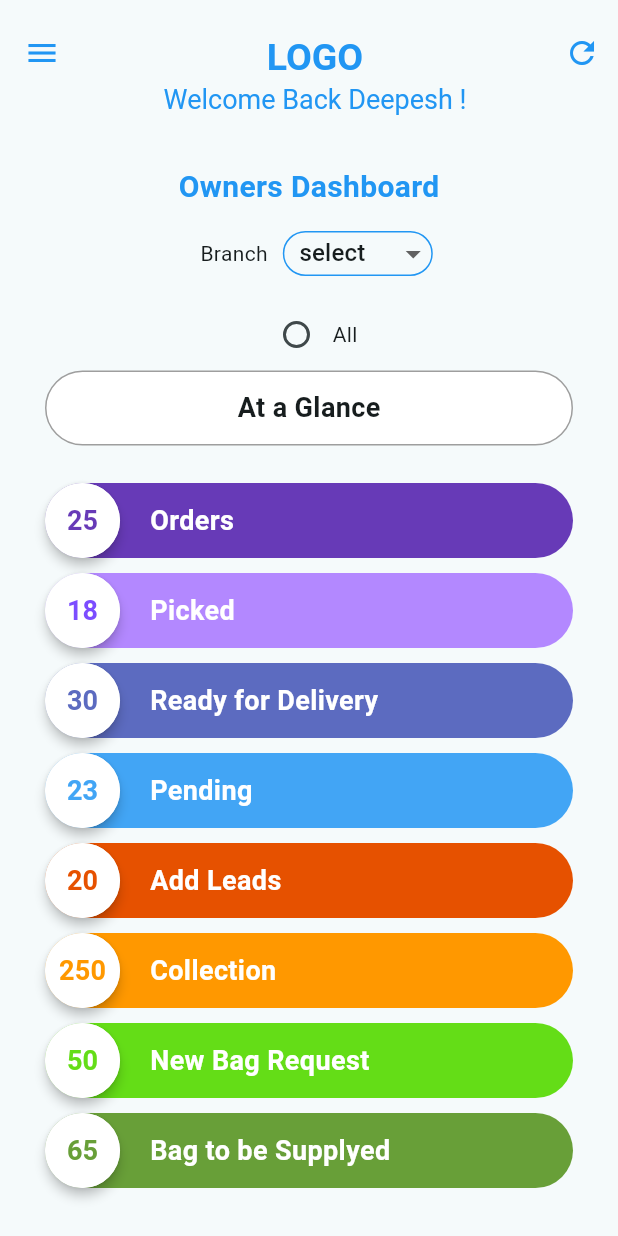
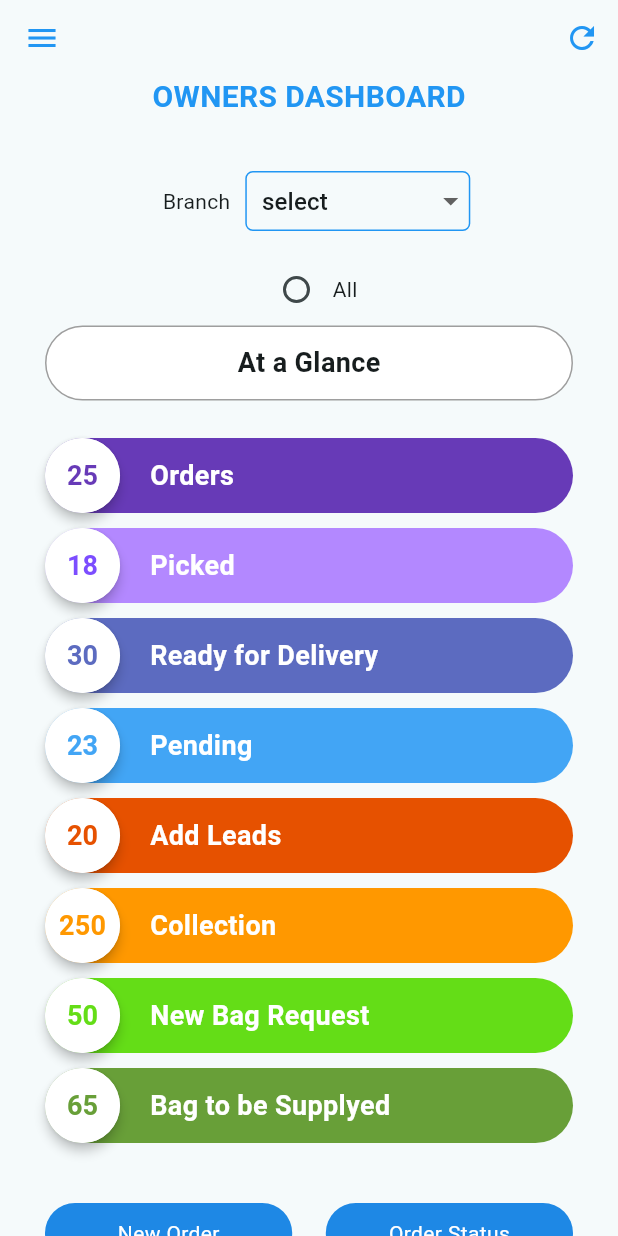
Before and after one commit to abhisheksr227/integrate3_screen, a Flutter app: the Dashboard screen opened directly, on a phone screen of 412 x 824 dp. Run offline on Flutter 3.47's test engine with Material 2 defaults, Android fonts, the phone set to English and light mode, and no system bars; our stand-ins replace charts_flutter, dots_indicator, fl_chart, google_maps_flutter, pie_chart; missing offline and left inert: another_stepper.

Commit message:
git commit -m "second commit"

```diff
--- a/lib/Owners/Dashboard/dashboard_85change.dart
+++ b/lib/Owners/Dashboard/dashboard_85change.dart
@@ -3,6 +3,7 @@ import 'dart:math';
 import 'package:fl_chart/fl_chart.dart';
 import 'package:flutter/cupertino.dart';
 import 'package:flutter/material.dart';
+import 'package:integrate_3screens/Customers/Customer_Home.dart';
 import 'package:integrate_3screens/Owners/Dashboard/pages2/21-06/Individual_items_116.dart';
 import 'package:integrate_3screens/Owners/Dashboard/pages2/21-06/Order_status_121.dart';
 import 'package:integrate_3screens/Owners/Dashboard/pages2/22-06/Pickup_pending_123.dart';
@@ -67,106 +68,106 @@ class _DashboardState extends State<Dashboard> {
     return Scaffold(
       drawer: NavigationDrawer(
         children: [
+          DrawerHeader(
+            child: CircleAvatar(
+              foregroundImage: AssetImage('Assets/Images/Laundry-Logo-Graphics-1-8-580x386.jpg'),
+            )
+          ),
           ListTile(
+            leading: Icon(CupertinoIcons.tray_arrow_up_fill,color: Colors.blue,size: 20,),
             onTap: () => Navigator.push(context, MaterialPageRoute(builder: (context) => PickUpPending(),)),
-            title: Text('Pickup pending',style: TextStyle(color: Colors.blue),),
+            title: Text('Pickup pending',style: TextStyle(color: Colors.blue,fontSize: 15),),
           ),
           ListTile(
+            leading: Icon(Icons.list,color: Colors.blue,size: 20,),
             onTap: () => Navigator.push(context, MaterialPageRoute(builder: (context) => IndividualItems(),)),
-            title: Text('Individual Items',style: TextStyle(color: Colors.blue),),
+            title: Text('Individual Items',style: TextStyle(color: Colors.blue,fontSize: 15),),
           ),
           ListTile(
+            leading: Icon(CupertinoIcons.location_solid,color: Colors.blue,size: 20,),
             onTap: () => Navigator.push(context, MaterialPageRoute(builder: (context) => OrdersMap(),)),
-            title: Text('Orders Map',style: TextStyle(color: Colors.blue),),
+            title: Text('Orders Map',style: TextStyle(color: Colors.blue,fontSize: 15),),
           ),
           ListTile(
+            leading: Icon(CupertinoIcons.create_solid,color: Colors.blue,size: 20,),
             onTap: () => Navigator.push(context, MaterialPageRoute(builder: (context) => CreateInvoice(),)),
-            title: Text('Create Invoice',style: TextStyle(color: Colors.blue),),
+            title: Text('Create Invoice',style: TextStyle(color: Colors.blue,fontSize: 15),),
           ),
           ListTile(
+            leading: Icon(Icons.man,color: Colors.blue,size: 20,),
             onTap: () => Navigator.push(context, MaterialPageRoute(builder: (context) => Assign(),)),
-            title: Text('Assign Staff',style: TextStyle(color: Colors.blue),),
+            title: Text('Assign Staff',style: TextStyle(color: Colors.blue,fontSize: 15),),
           ),
           ListTile(
+            leading: Icon(Icons.local_activity,color: Colors.blue,size: 20,),
             onTap: () => Navigator.push(context, MaterialPageRoute(builder: (context) => Activity(),)),
-            title: Text('Activity Monitor',style: TextStyle(color: Colors.blue),),
+            title: Text('Activity Monitor',style: TextStyle(color: Colors.blue,fontSize: 15),),
           ),
           ListTile(
+            leading: Icon(Icons.price_change,color: Colors.blue,size: 20,),
             onTap: () => Navigator.push(context, MaterialPageRoute(builder: (context) => PriceGroup(),)),
-            title: Text('Price Group',style: TextStyle(color: Colors.blue),),
+            title: Text('Price Group',style: TextStyle(color: Colors.blue,fontSize: 15),),
           ),
           ListTile(
+            leading: Icon(Icons.payment,color: Colors.blue,size: 20,),
             onTap: () => Navigator.push(context, MaterialPageRoute(builder: (context) => Payment(),)),
-            title: Text('Payment History',style: TextStyle(color: Colors.blue),),
+            title: Text('Payment History',style: TextStyle(color: Colors.blue,fontSize: 15),),
           ),
           ListTile(
+            leading: Icon(Icons.manage_accounts,color: Colors.blue,size: 20,),
             onTap: () => Navigator.push(context, MaterialPageRoute(builder: (context) => Management(),)),
-            title: Text('Client Management',style: TextStyle(color: Colors.blue),),
+            title: Text('Client Management',style: TextStyle(color: Colors.blue,fontSize: 15),),
           ),
           ListTile(
+            leading: Icon(CupertinoIcons.money_dollar,color: Colors.blue,size: 20,),
             onTap: () => Navigator.push(context, MaterialPageRoute(builder: (context) => Expense(),)),
-            title: Text('Expence Heads',style: TextStyle(color: Colors.blue),),
+            title: Text('Expence Heads',style: TextStyle(color: Colors.blue,fontSize: 15),),
           ),
           ListTile(
+            leading: Icon(Icons.request_page,color: Colors.blue,size: 20,),
             onTap: () => Navigator.push(context, MaterialPageRoute(builder: (context) => RevenueReport(),)),
-            title: Text('Revenue Report',style: TextStyle(color: Colors.blue),),
+            title: Text('Revenue Report',style: TextStyle(color: Colors.blue,fontSize: 15),),
           ),
           ListTile(
+            leading: Icon(Icons.pending,color: Colors.blue,size: 20,),
             onTap: () => Navigator.push(context, MaterialPageRoute(builder: (context) => DispatchPending(),)),
-            title: Text('Pending Dispatches',style: TextStyle(color: Colors.blue),),
+            title: Text('Pending Dispatches',style: TextStyle(color: Colors.blue,fontSize: 15),),
           ),
           ListTile(
+            leading: Icon(Icons.delivery_dining,color: Colors.blue,size: 20,),
             onTap: () => Navigator.push(context, MaterialPageRoute(builder: (context) => Delivered(),)),
-            title: Text('Delivered',style: TextStyle(color: Colors.blue),),
+            title: Text('Delivered',style: TextStyle(color: Colors.blue,fontSize: 15),),
           ),
             ],
       ),
         appBar: AppBar(
           leading: Builder(
             builder: (context) {
-              return Padding(
-                padding: const EdgeInsets.only(bottom: 30),
-                child: IconButton(
+              return IconButton(
                 onPressed: () {
                   Scaffold.of(context).openDrawer();
                 },
                 icon: const Icon(Icons.menu, color: Colors.blue),
-                ),
               );
             }
           ),
           actions: [
-            Padding(
-              padding: const EdgeInsets.only(bottom: 30),
-              child: IconButton(
+            IconButton(
                 onPressed: () {},
                 icon: const Icon(
                   Icons.refresh_outlined,
                   color: Colors.blue,
-                  )),
-            )
-          ],
-          title: Center(
-              child: Column(
-                children: const [
-                  Text('LOGO', style: TextStyle(
-                      fontSize: 25,
-                      fontWeight: FontWeight.bold,
-                      color: Colors.blue
-                  ),),
-                  Text('Welcome Back Deepesh !',
-                    style: TextStyle(fontSize: 18, color: Colors.blue),)
-                ],
-              )),
-          toolbarHeight: 100,
+                ))
+          ],
+          toolbarHeight: 50,
         ),
         body: SingleChildScrollView(
             child: Column(
                 children: [
-                  SizedBox(height:10),
-                  const Text('Owners Dashboard',
+                  const Text('OWNERS DASHBOARD',
                     style: TextStyle(
                         fontSize: 20,fontWeight: FontWeight.bold,color: Colors.blue),),
+                  SizedBox(height: 20,),
                   Row(mainAxisAlignment: MainAxisAlignment.center,
                     children: [
                       Padding(
@@ -176,10 +177,10 @@ class _DashboardState extends State<Dashboard> {
                       Padding(
                         padding: const EdgeInsets.only(top: 15,bottom: 15),
                         child: Container(
-                          width: 100,
-                          height: 30,
+                          width: 150,
+                          height: 40,
                           decoration: BoxDecoration(
-                              borderRadius: BorderRadius.circular(15),
+                              borderRadius: BorderRadius.circular(5),
                               border: Border.all(color: Colors.blue)),
                           child: DropdownButtonFormField(
                             decoration: InputDecoration(
@@ -202,6 +203,7 @@ class _DashboardState extends State<Dashboard> {
                     children: [
                       Radio(
                         value: '',
+                        activeColor: Colors.blue,
                         groupValue: character,
                         onChanged: (value) {
                           setState(() {
--- a/pubspec.yaml
+++ b/pubspec.yaml
@@ -69,6 +69,7 @@ flutter:
   assets:
     - Assets/Images/whatsapp-icon-logo-8CA4FB831E-seeklogo.com.png
     - Assets/Images/27d3aad990cc42c21cf0a8b756bd9ea6.jpg
+    - Assets/Images/Laundry-Logo-Graphics-1-8-580x386.jpg
   #   - images/a_dot_burr.jpeg
   #   - images/a_dot_ham.jpeg
 
```
Also changed, not shown: Assets/Images/Laundry-Logo-Graphics-1-8-580x386.jpg (added). Lines whose indentation alone changed are shown as unchanged.
